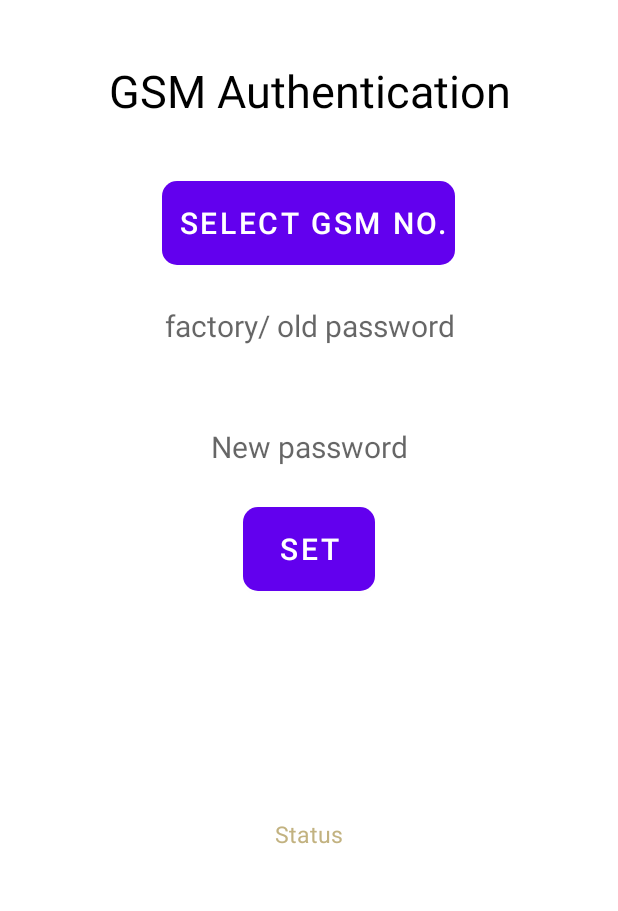
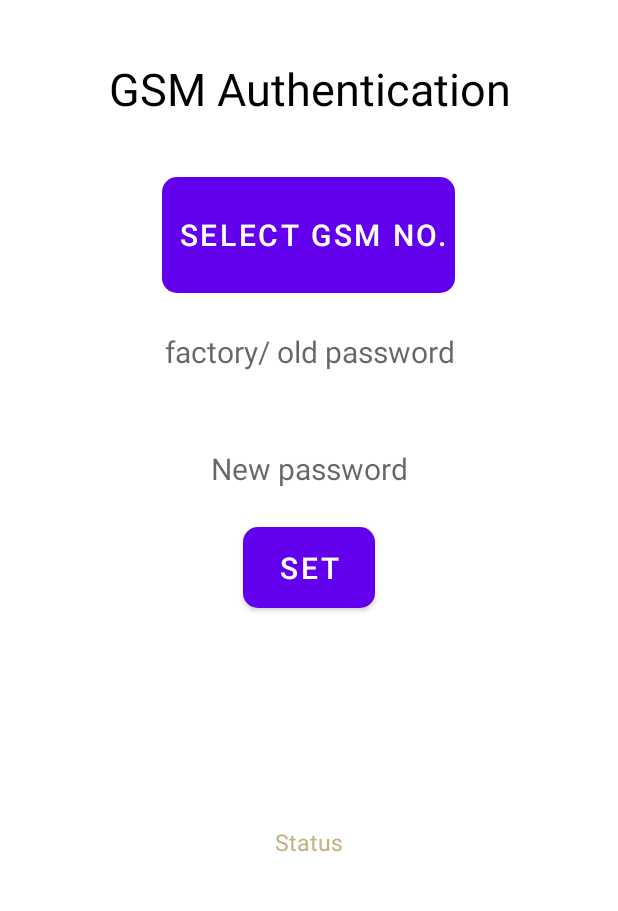
Before and after one commit to leledevelopers2020/smartirrigation, an Android app: the Screen_2_1 screen opened directly, with no data from a screen before it, on a phone screen of 412 x 824 dp, the part 159-1070 px from its top. Run offline under Robolectric (Android 15) with nearby library versions, the phone set to English and light mode, and no system bars.

Commit message:
Screen 1 and Screen 2.1 update

```diff
--- a/app/src/main/java/com/leledevelopers/smartirrigation/registration/Screen_2_1.java
+++ b/app/src/main/java/com/leledevelopers/smartirrigation/registration/Screen_2_1.java
@@ -1,16 +1,69 @@
 package com.leledevelopers.smartirrigation.registration;
 
-import androidx.appcompat.app.AppCompatActivity;
+import android.app.Activity;
+import android.content.Intent;
+import android.database.Cursor;
+import android.net.Uri;
+import android.os.Bundle;
+import android.provider.ContactsContract;
+import android.view.View;
+import android.widget.Button;
+import android.widget.TextView;
 
-import android.os.Bundle;
+import androidx.annotation.Nullable;
 
 import com.leledevelopers.smartirrigation.R;
+import com.leledevelopers.smartirrigation.services.SmsServices;
+import com.leledevelopers.smartirrigation.utils.ProjectUitls;
 
-public class Screen_2_1 extends AppCompatActivity {
+public class Screen_2_1 extends SmsServices {
+    private static final String TAG = Screen_2_1.class.getSimpleName();
+    private TextView oldPassword, newPassword, status;
+    private Button gsmContact, set;
 
     @Override
     protected void onCreate(Bundle savedInstanceState) {
         super.onCreate(savedInstanceState);
         setContentView(R.layout.activity_screen21);
+        initViews();
+        this.context = getApplicationContext();
+        gsmContact.setOnClickListener(new View.OnClickListener() {
+            @Override
+            public void onClick(View v) {
+                if (checkPermissions()) {
+                    Intent intent = new Intent(Intent.ACTION_PICK, ContactsContract.Contacts.CONTENT_URI);
+                    intent.setType(ContactsContract.CommonDataKinds.Phone.CONTENT_TYPE);
+                    startActivityForResult(intent, ProjectUitls.PICK_CONTACT);
+                }
+            }
+        });
+    }
+
+    @Override
+    public void sendMessage() {
+
+    }
+
+    @Override
+    public void initViews() {
+        gsmContact = findViewById(R.id.screen_2_1_button_1);
+        oldPassword = findViewById(R.id.screen_2_1_textview_1);
+        newPassword = findViewById(R.id.screen_2_1_textview_2);
+        set = findViewById(R.id.screen_2_1_button_2);
+        status = findViewById(R.id.screen_2_1_status);
+    }
+
+    @Override
+    protected void onActivityResult(int requestCode, int resultCode, @Nullable Intent data) {
+        super.onActivityResult(requestCode, resultCode, data);
+        if (resultCode == Activity.RESULT_OK) {
+            Uri contactData = data.getData();
+            Cursor phone = getContentResolver().query(contactData, null, null, null, null);
+            if (phone.moveToFirst()) {
+                String contactNumberName = phone.getString(phone.getColumnIndex(ContactsContract.Contacts.DISPLAY_NAME));
+                String contactNumber = phone.getString(phone.getColumnIndex(ContactsContract.CommonDataKinds.Phone.NUMBER));
+                gsmContact.setText(contactNumberName + " - " + contactNumber);
+            }
+        }
     }
 }
--- a/app/src/main/java/com/leledevelopers/smartirrigation/utils/SmsUtils.java
+++ b/app/src/main/java/com/leledevelopers/smartirrigation/utils/SmsUtils.java
@@ -1,5 +1,9 @@
 package com.leledevelopers.smartirrigation.utils;
-
+/**
+ *
+ * @author Shivam Z
+ * This is class containes all constants and methods for Sending and Recevive SMS.
+ */
 public class SmsUtils {
     // SMS responses from controller
     public static final String INSMS_1_1="Admin set successfully";
--- a/app/src/main/res/layout/activity_screen1.xml
+++ b/app/src/main/res/layout/activity_screen1.xml
@@ -31,6 +31,7 @@
             android:textSize="30dp" />
 
         <Button
+            android:id="@+id/screen_1_gsm_button"
             android:layout_width="wrap_content"
             android:layout_height="0dp"
             android:layout_gravity="center"
@@ -41,6 +42,7 @@
             android:textSize="20dp"
             android:text="GSM/Phone Number" />
         <Button
+            android:id="@+id/screen_1_wifi_button"
             android:layout_width="wrap_content"
             android:layout_height="0dp"
             android:layout_gravity="center"
@@ -53,7 +55,7 @@
             android:text="Wi-Fi" />
 
         <TextView
-            android:id="@+id/screen_1_1_status"
+            android:id="@+id/screen_1_status"
             android:layout_width="wrap_content"
             android:layout_height="0dp"
             android:layout_gravity="center"
--- a/app/src/main/res/layout/activity_screen21.xml
+++ b/app/src/main/res/layout/activity_screen21.xml
@@ -1,6 +1,5 @@
 <?xml version="1.0" encoding="utf-8"?>
-<androidx.constraintlayout.widget.ConstraintLayout
-    xmlns:android="http://schemas.android.com/apk/res/android"
+<androidx.constraintlayout.widget.ConstraintLayout xmlns:android="http://schemas.android.com/apk/res/android"
     xmlns:app="http://schemas.android.com/apk/res-auto"
     xmlns:tools="http://schemas.android.com/tools"
     android:layout_width="match_parent"
@@ -15,9 +14,9 @@
     <LinearLayout
         android:layout_width="match_parent"
         android:layout_height="match_parent"
+        android:layout_marginTop="50dp"
         android:orientation="vertical"
-        app:layout_constraintTop_toBottomOf="@+id/include"
-        android:layout_marginTop="50dp">
+        app:layout_constraintTop_toBottomOf="@+id/include">
 
         <TextView
             android:layout_width="match_parent"
@@ -34,12 +33,12 @@
             android:layout_width="wrap_content"
             android:layout_height="0dp"
             android:layout_gravity="center"
-            android:layout_weight="0.07"
+            android:layout_weight="0.10"
             android:background="@drawable/button_colours"
             android:gravity="center"
             android:padding="5dp"
-            android:textSize="20dp"
-            android:text=" Select Gsm no." />
+            android:text=" Select Gsm no."
+            android:textSize="20dp" />
 
         <TextView
             android:id="@+id/screen_2_1_textview_1"
@@ -50,7 +49,7 @@
             android:hint="factory/ old password"
             android:textAlignment="center"
             android:textColor="@color/black"
-            android:textSize="20dp"/>
+            android:textSize="20dp" />
 
         <TextView
             android:id="@+id/screen_2_1_textview_2"
@@ -61,7 +60,7 @@
             android:hint="New password"
             android:textAlignment="center"
             android:textColor="@color/black"
-            android:textSize="20dp"/>
+            android:textSize="20dp" />
 
         <Button
             android:id="@+id/screen_2_1_button_2"
@@ -72,8 +71,8 @@
             android:background="@drawable/button_colours"
             android:gravity="center"
             android:padding="5dp"
-            android:textSize="20dp"
-            android:text="Set" />
+            android:text="Set"
+            android:textSize="20dp" />
 
         <TextView
             android:id="@+id/screen_2_1_status"
```
Also changed, not shown: app/src/main/AndroidManifest.xml (+5 -2 lines), app/src/main/java/com/leledevelopers/smartirrigation/MainActivity.java (+10 -13 lines), app/src/main/java/com/leledevelopers/smartirrigation/registration/Screen_1.java (+26 -80 lines), app/src/main/java/com/leledevelopers/smartirrigation/services/SmsServices.java (+54 -1 lines).
